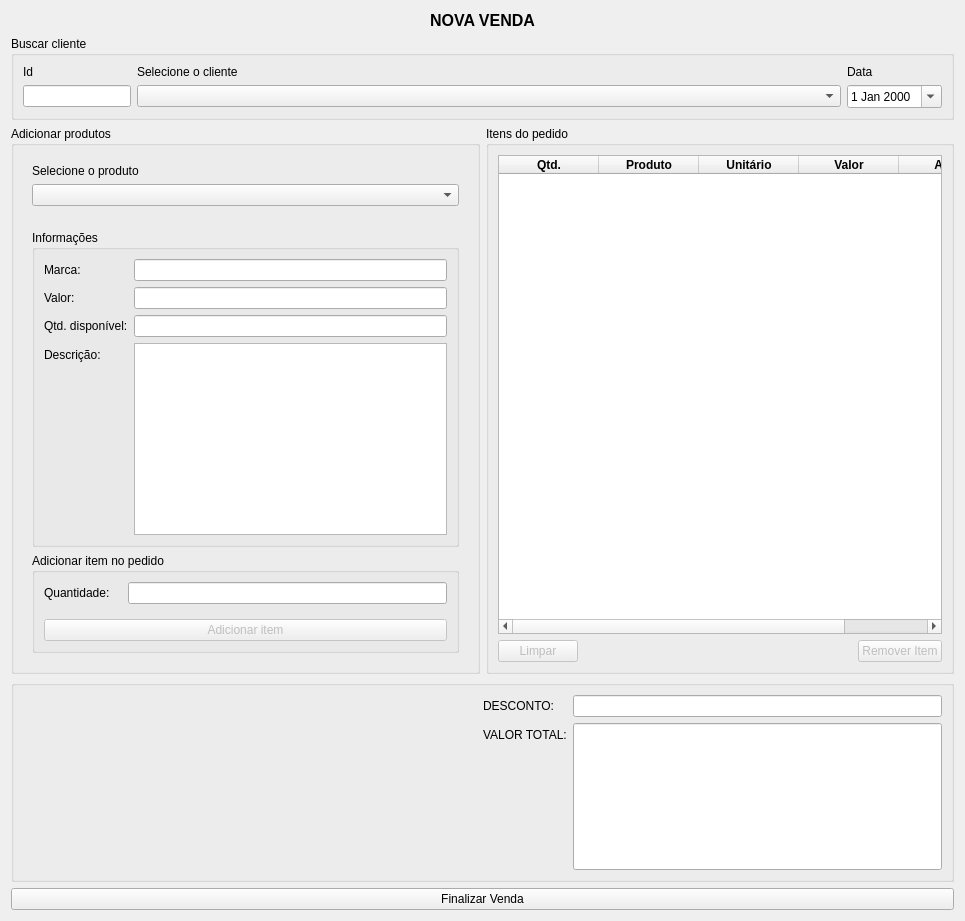
Before: the Qt Designer form ui/ui_novavenda.ui in adaiasreis/Projeto-MatCon, drawn with Qt 5.
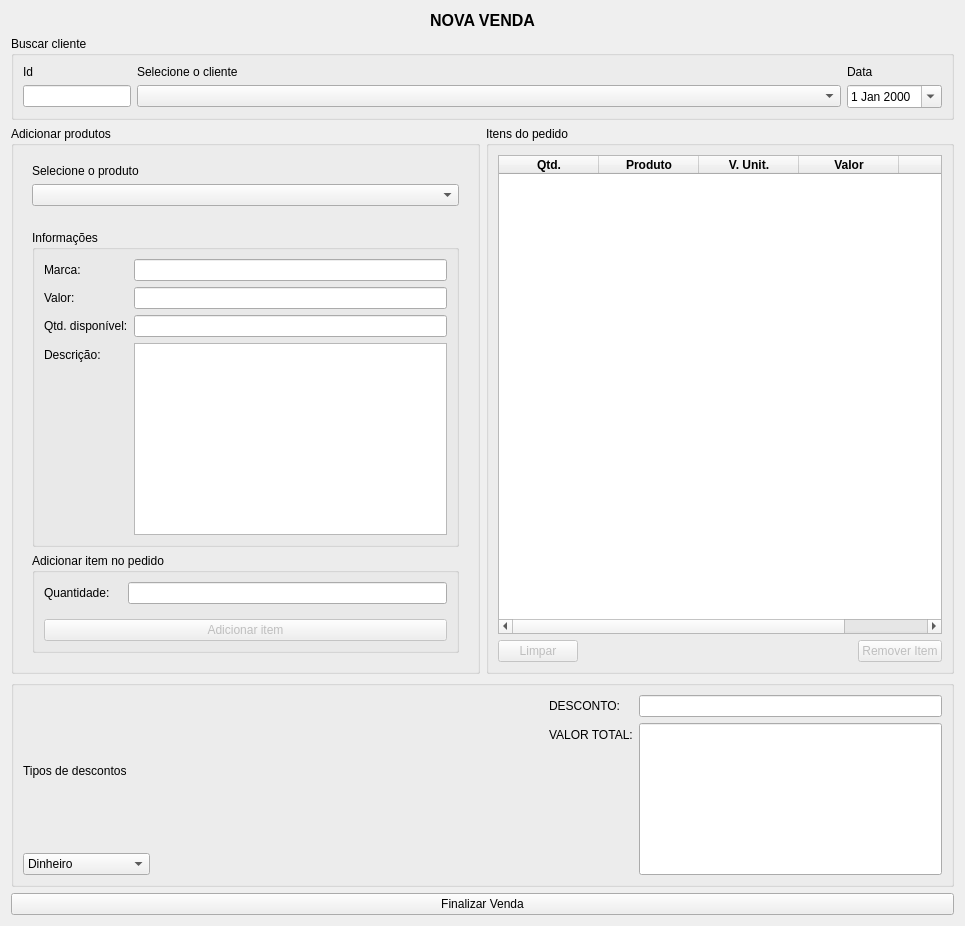
After: the same form once the commit is applied.

Commit message: add tipo de descontos

The edit to the form file:
```diff
--- a/ui/ui_novavenda.ui
+++ b/ui/ui_novavenda.ui
@@ -7,7 +7,7 @@
     <x>0</x>
     <y>0</y>
     <width>965</width>
-    <height>921</height>
+    <height>926</height>
    </rect>
   </property>
   <property name="windowTitle">
@@ -357,7 +357,7 @@
            </column>
            <column>
             <property name="text">
-             <string>Unitário</string>
+             <string>V. Unit.</string>
             </property>
             <property name="font">
              <font>
@@ -371,7 +371,7 @@
            </column>
            <column>
             <property name="text">
-             <string>Valor</string>
+             <string> Valor </string>
             </property>
             <property name="font">
              <font>
@@ -386,7 +386,7 @@
            </column>
            <column>
             <property name="text">
-             <string>Ação</string>
+             <string/>
             </property>
             <property name="font">
              <font>
@@ -455,6 +455,36 @@
       <string/>
      </property>
      <layout class="QHBoxLayout" name="horizontalLayout_4">
+      <item>
+       <layout class="QVBoxLayout" name="verticalLayout_8">
+        <item>
+         <widget class="QLabel" name="label_13">
+          <property name="text">
+           <string>Tipos de descontos</string>
+          </property>
+         </widget>
+        </item>
+        <item>
+         <widget class="QComboBox" name="comboBox_desconto">
+          <item>
+           <property name="text">
+            <string>Dinheiro</string>
+           </property>
+          </item>
+          <item>
+           <property name="text">
+            <string>Cartão Débito</string>
+           </property>
+          </item>
+          <item>
+           <property name="text">
+            <string>Cartão de Crédito</string>
+           </property>
+          </item>
+         </widget>
+        </item>
+       </layout>
+      </item>
       <item>
        <spacer name="horizontalSpacer_2">
         <property name="orientation">
```
Left out of the diff: 26 changed lines with no effect on the pictures. The commit also changes 4 other files.
